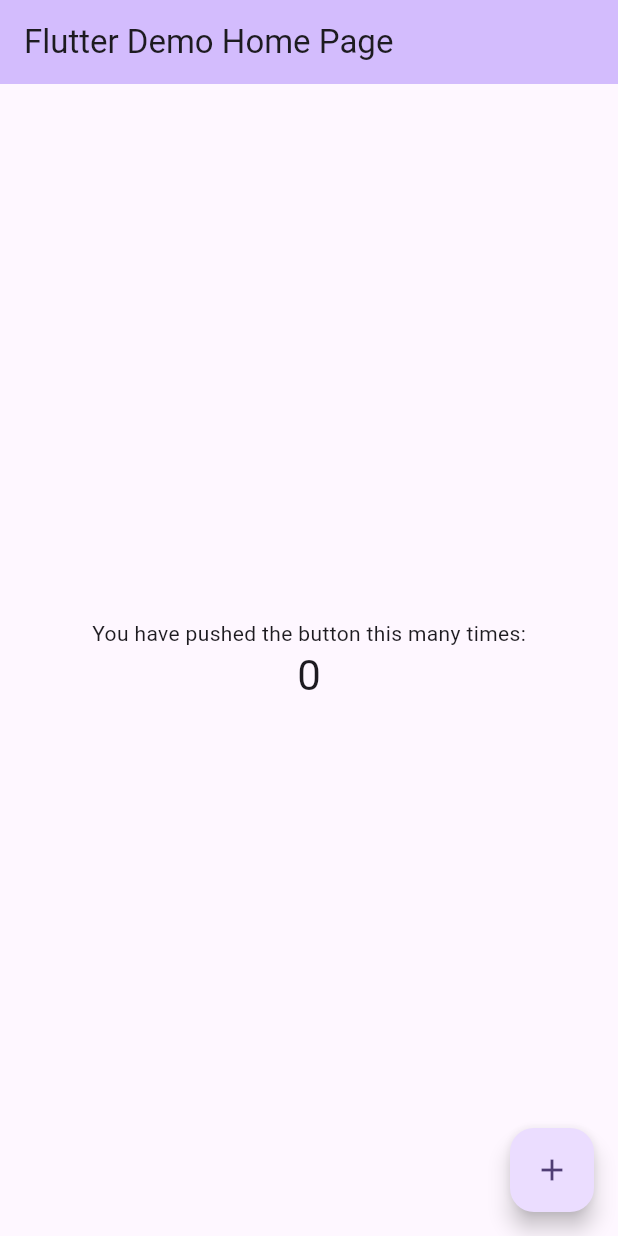
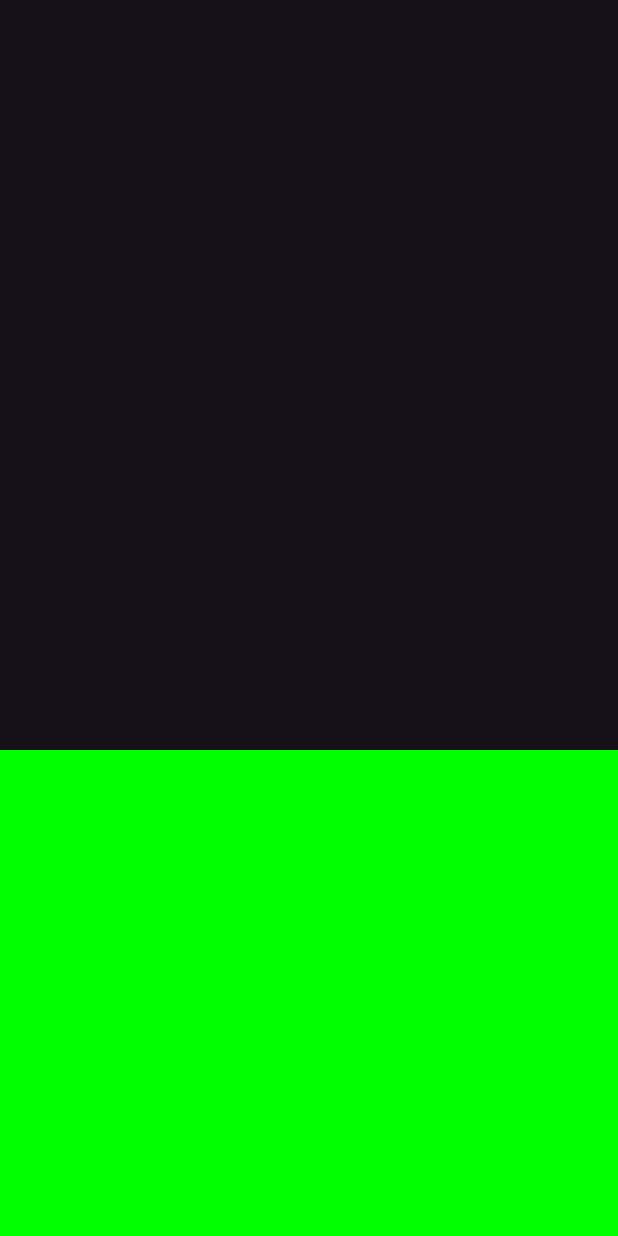
Before and after one commit to Jeetpal1/portfolio_flutter, a Flutter app: the screen it shows after launch, on a phone screen of 412 x 824 dp. Run offline on Flutter 3.47's test engine with Material 3 defaults, Android fonts, the phone set to English and light mode, and no system bars.

Commit message:
added the home_page statefulWidget with the appropriate portfolio containers

```diff
--- a/lib/main.dart
+++ b/lib/main.dart
@@ -1,4 +1,5 @@
 import 'package:flutter/material.dart';
+import 'package:portfolio_flutter/pages/home_page.dart';
 
 void main() {
   runApp(const MyApp());
@@ -11,115 +12,10 @@ class MyApp extends StatelessWidget {
   @override
   Widget build(BuildContext context) {
     return MaterialApp(
+      debugShowCheckedModeBanner: false,
+      theme: ThemeData.dark(),
       title: 'Jeetpal Singh',
-      theme: ThemeData(
-        // This is the theme of your application.
-        //
-        // TRY THIS: Try running your application with "flutter run". You'll see
-        // the application has a purple toolbar. Then, without quitting the app,
-        // try changing the seedColor in the colorScheme below to Colors.green
-        // and then invoke "hot reload" (save your changes or press the "hot
-        // reload" button in a Flutter-supported IDE, or press "r" if you used
-        // the command line to start the app).
-        //
-        // Notice that the counter didn't reset back to zero; the application
-        // state is not lost during the reload. To reset the state, use hot
-        // restart instead.
-        //
-        // This works for code too, not just values: Most code changes can be
-        // tested with just a hot reload.
-        colorScheme: ColorScheme.fromSeed(seedColor: Colors.deepPurple),
-        useMaterial3: true,
-      ),
-      home: const MyHomePage(title: 'Flutter Demo Home Page'),
+      home: const HomePage(),
     );
   }
 }
-
-class MyHomePage extends StatefulWidget {
-  const MyHomePage({super.key, required this.title});
-
-  // This widget is the home page of your application. It is stateful, meaning
-  // that it has a State object (defined below) that contains fields that affect
-  // how it looks.
-
-  // This class is the configuration for the state. It holds the values (in this
-  // case the title) provided by the parent (in this case the App widget) and
-  // used by the build method of the State. Fields in a Widget subclass are
-  // always marked "final".
-
-  final String title;
-
-  @override
-  State<MyHomePage> createState() => _MyHomePageState();
-}
-
-class _MyHomePageState extends State<MyHomePage> {
-  int _counter = 0;
-
-  void _incrementCounter() {
-    setState(() {
-      // This call to setState tells the Flutter framework that something has
-      // changed in this State, which causes it to rerun the build method below
-      // so that the display can reflect the updated values. If we changed
-      // _counter without calling setState(), then the build method would not be
-      // called again, and so nothing would appear to happen.
-      _counter++;
-    });
-  }
-
-  @override
-  Widget build(BuildContext context) {
-    // This method is rerun every time setState is called, for instance as done
-    // by the _incrementCounter method above.
-    //
-    // The Flutter framework has been optimized to make rerunning build methods
-    // fast, so that you can just rebuild anything that needs updating rather
-    // than having to individually change instances of widgets.
-    return Scaffold(
-      appBar: AppBar(
-        // TRY THIS: Try changing the color here to a specific color (to
-        // Colors.amber, perhaps?) and trigger a hot reload to see the AppBar
-        // change color while the other colors stay the same.
-        backgroundColor: Theme.of(context).colorScheme.inversePrimary,
-        // Here we take the value from the MyHomePage object that was created by
-        // the App.build method, and use it to set our appbar title.
-        title: Text(widget.title),
-      ),
-      body: Center(
-        // Center is a layout widget. It takes a single child and positions it
-        // in the middle of the parent.
-        child: Column(
-          // Column is also a layout widget. It takes a list of children and
-          // arranges them vertically. By default, it sizes itself to fit its
-          // children horizontally, and tries to be as tall as its parent.
-          //
-          // Column has various properties to control how it sizes itself and
-          // how it positions its children. Here we use mainAxisAlignment to
-          // center the children vertically; the main axis here is the vertical
-          // axis because Columns are vertical (the cross axis would be
-          // horizontal).
-          //
-          // TRY THIS: Invoke "debug painting" (choose the "Toggle Debug Paint"
-          // action in the IDE, or press "p" in the console), to see the
-          // wireframe for each widget.
-          mainAxisAlignment: MainAxisAlignment.center,
-          children: <Widget>[
-            const Text(
-              'You have pushed the button this many times:',
-            ),
-            Text(
-              '$_counter',
-              style: Theme.of(context).textTheme.headlineMedium,
-            ),
-          ],
-        ),
-      ),
-      floatingActionButton: FloatingActionButton(
-        onPressed: _incrementCounter,
-        tooltip: 'Increment',
-        child: const Icon(Icons.add),
-      ), // This trailing comma makes auto-formatting nicer for build methods.
-    );
-  }
-}
--- /dev/null
+++ b/lib/pages/home_page.dart
@@ -0,0 +1,39 @@
+import 'package:flutter/material.dart';
+
+class HomePage extends StatefulWidget {
+  const HomePage({super.key});
+
+  @override
+  State<HomePage> createState() => _HomePageState();
+}
+
+class _HomePageState extends State<HomePage> {
+  @override
+  Widget build(BuildContext context) {
+    return Scaffold(
+        body: ListView(
+      scrollDirection: Axis.vertical,
+      children: [
+        // Main
+        const SizedBox(
+          height: 500,
+          width: double.infinity,
+        ), // Skills
+        Container(
+          height: 500,
+          width: double.infinity,
+          color: const Color.fromRGBO(0, 255, 0, 1.0), // Bright green color
+        ), // Experience
+        const SizedBox(
+          height: 500,
+          width: double.infinity,
+        ), // Contact
+        Container(
+          height: 500,
+          width: double.infinity,
+          color: const Color.fromRGBO(0, 255, 0, 1.0), // Bright green color
+        ),
+      ],
+    ));
+  }
+}
```
Also changed, not shown: pubspec.yaml (+4 -6 lines), 16 other files.
